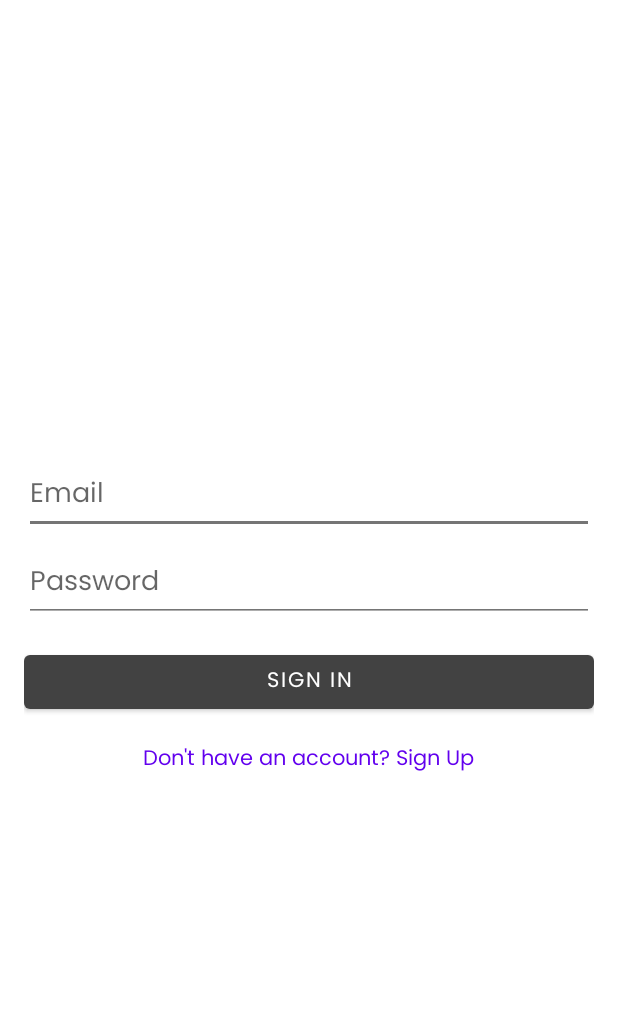
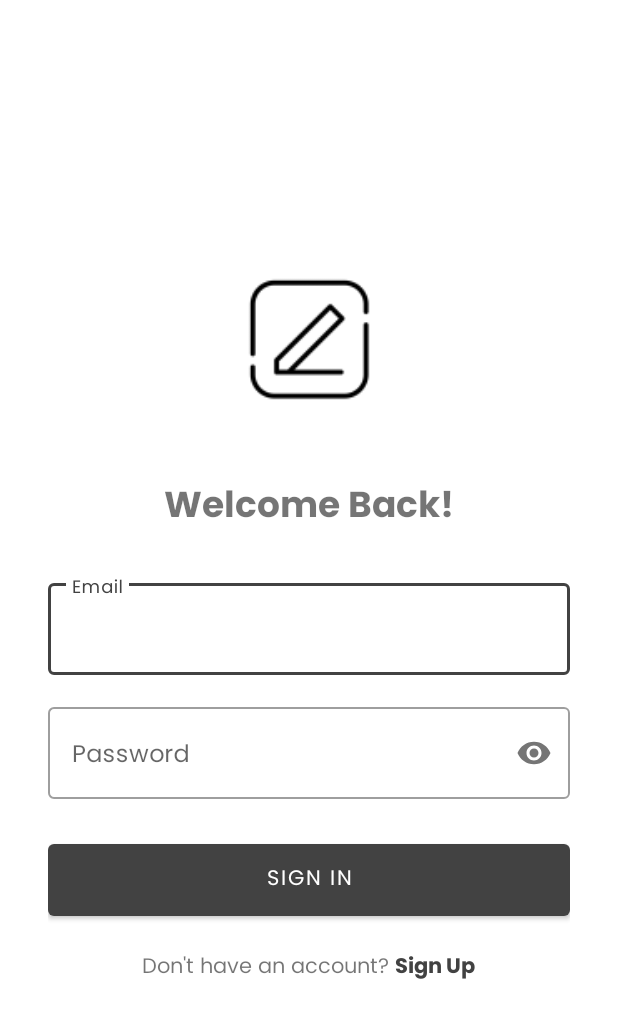
Before and after one commit to MulindwaMarkMyles/software-construction-notes, an Android app: the screen it shows after launch (SignInActivity), on a phone screen of 412 x 824 dp. Shown: the top 1018 px of the screen. Run offline under Robolectric (Android 15) with nearby library versions, the phone set to English and light mode, and no system bars; our stand-ins replace Firebase (no records; nobody signed in at launch, a user with empty details on screens opened directly).

Commit message:
Working on features

```diff
--- a/app/src/main/res/layout/activity_sign_in.xml
+++ b/app/src/main/res/layout/activity_sign_in.xml
@@ -1,39 +1,97 @@
 <?xml version="1.0" encoding="utf-8"?>
-<LinearLayout xmlns:android="http://schemas.android.com/apk/res/android"
+<ScrollView xmlns:android="http://schemas.android.com/apk/res/android"
+    xmlns:app="http://schemas.android.com/apk/res-auto"
     android:layout_width="match_parent"
     android:layout_height="match_parent"
+    android:fillViewport="true">
+
+    <LinearLayout
+        android:layout_width="match_parent"
+        android:layout_height="wrap_content"
         android:orientation="vertical"
-    android:padding="16dp"
+        android:padding="32dp"
         android:gravity="center">
 
-    <EditText
+        <ImageView
+            android:id="@+id/app_logo"
+            android:layout_width="120dp"
+            android:layout_height="120dp"
+            android:src="@mipmap/ic_launcher"
+            android:layout_marginBottom="32dp"
+            android:contentDescription="@string/app_logo" />
+
+        <TextView
+            android:layout_width="match_parent"
+            android:layout_height="wrap_content"
+            android:text="@string/welcome_back"
+            android:textSize="24sp"
+            android:textStyle="bold"
+            android:gravity="center"
+            android:layout_marginBottom="24dp" />
+
+        <com.google.android.material.textfield.TextInputLayout
+            android:layout_width="match_parent"
+            android:layout_height="wrap_content"
+            android:layout_marginBottom="16dp"
+            style="@style/Widget.MaterialComponents.TextInputLayout.OutlinedBox">
+
+            <com.google.android.material.textfield.TextInputEditText
                 android:id="@+id/email_input"
                 android:layout_width="match_parent"
                 android:layout_height="wrap_content"
-        android:hint="Email"
-        android:inputType="textEmailAddress"
-        android:layout_marginBottom="8dp"/>
+                android:hint="@string/email"
+                android:inputType="textEmailAddress" />
+        </com.google.android.material.textfield.TextInputLayout>
 
-    <EditText
+        <com.google.android.material.textfield.TextInputLayout
+            android:layout_width="match_parent"
+            android:layout_height="wrap_content"
+            android:layout_marginBottom="24dp"
+            app:passwordToggleEnabled="true"
+            style="@style/Widget.MaterialComponents.TextInputLayout.OutlinedBox">
+
+            <com.google.android.material.textfield.TextInputEditText
                 android:id="@+id/password_input"
                 android:layout_width="match_parent"
                 android:layout_height="wrap_content"
-        android:hint="Password"
-        android:inputType="textPassword"
-        android:layout_marginBottom="16dp"/>
+                android:hint="@string/password"
+                android:inputType="textPassword" />
+        </com.google.android.material.textfield.TextInputLayout>
 
-    <Button
+        <com.google.android.material.button.MaterialButton
             android:id="@+id/sign_in_button"
             android:layout_width="match_parent"
             android:layout_height="wrap_content"
-        android:text="Sign In"
-        android:layout_marginBottom="16dp"/>
+            android:text="@string/sign_in"
+            android:padding="12dp"
+            android:layout_marginBottom="16dp" />
+
+        <LinearLayout
+            android:layout_width="wrap_content"
+            android:layout_height="wrap_content"
+            android:orientation="horizontal">
+
+            <TextView
+                android:layout_width="wrap_content"
+                android:layout_height="wrap_content"
+                android:text="@string/no_account" />
 
             <TextView
                 android:id="@+id/sign_up_link"
                 android:layout_width="wrap_content"
                 android:layout_height="wrap_content"
-        android:text="Don't have an account? Sign Up"
-        android:textColor="@color/design_default_color_primary"/>
+                android:text="@string/sign_up"
+                android:textColor="?colorPrimary"
+                android:layout_marginStart="4dp"
+                android:textStyle="bold" />
+        </LinearLayout>
+
+        <ProgressBar
+            android:id="@+id/progress_bar"
+            android:layout_width="wrap_content"
+            android:layout_height="wrap_content"
+            android:layout_marginTop="16dp"
+            android:visibility="gone" />
 
     </LinearLayout>
+</ScrollView>
--- a/app/src/main/res/values/strings.xml
+++ b/app/src/main/res/values/strings.xml
@@ -82,4 +82,27 @@
     <string name="pref_confirm_delete_summary">Show confirmation dialog when deleting notes</string>
     <string name="pref_trash_retention">Trash Retention</string>
     <string name="pref_trash_retention_summary">How long to keep notes in trash</string>
+
+    <!-- Auth -->
+    <string name="welcome_back">Welcome Back!</string>
+    <string name="create_account">Create Account</string>
+    <string name="email">Email</string>
+    <string name="password">Password</string>
+    <string name="confirm_password">Confirm Password</string>
+    <string name="sign_in">Sign In</string>
+    <string name="sign_up">Sign Up</string>
+    <string name="no_account">Don't have an account?</string>
+    <string name="have_account">Already have an account?</string>
+    <string name="signing_in">Signing in…</string>
+    <string name="creating_account">Creating account…</string>
+
+    <!-- Onboarding -->
+    <string name="onboarding_title_1">Take Notes Anywhere</string>
+    <string name="onboarding_desc_1">Create, edit and organize your notes on the go</string>
+    <string name="onboarding_title_2">Stay Organized</string>
+    <string name="onboarding_desc_2">Categorize your notes and find them quickly</string>
+    <string name="onboarding_title_3">Secure &amp; Private</string>
+    <string name="onboarding_desc_3">Your notes are encrypted and synced securely</string>
+    <string name="get_started">Get Started</string>
+    <string name="skip">Skip</string>
 </resources>
```
Also changed, not shown: app/src/main/java/com/example/notes/OnboardingActivity.java (added, +65 -0 lines), app/src/main/res/layout/activity_onboarding.xml (added, +47 -0 lines). Lines whose indentation alone changed are shown as unchanged.
